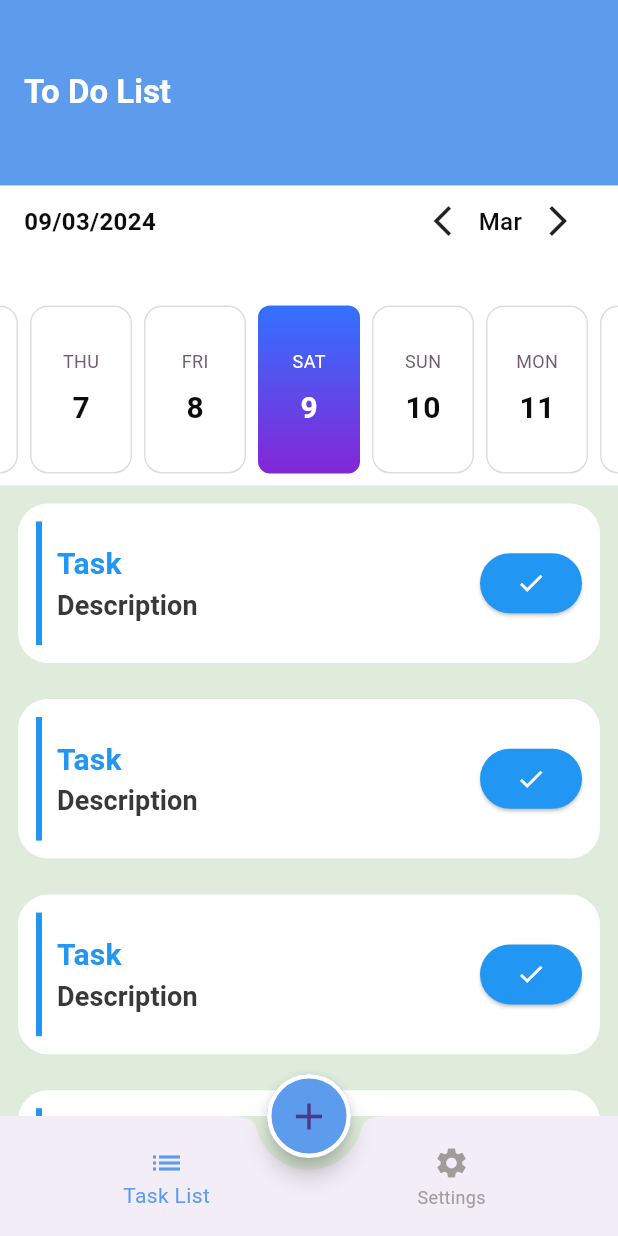
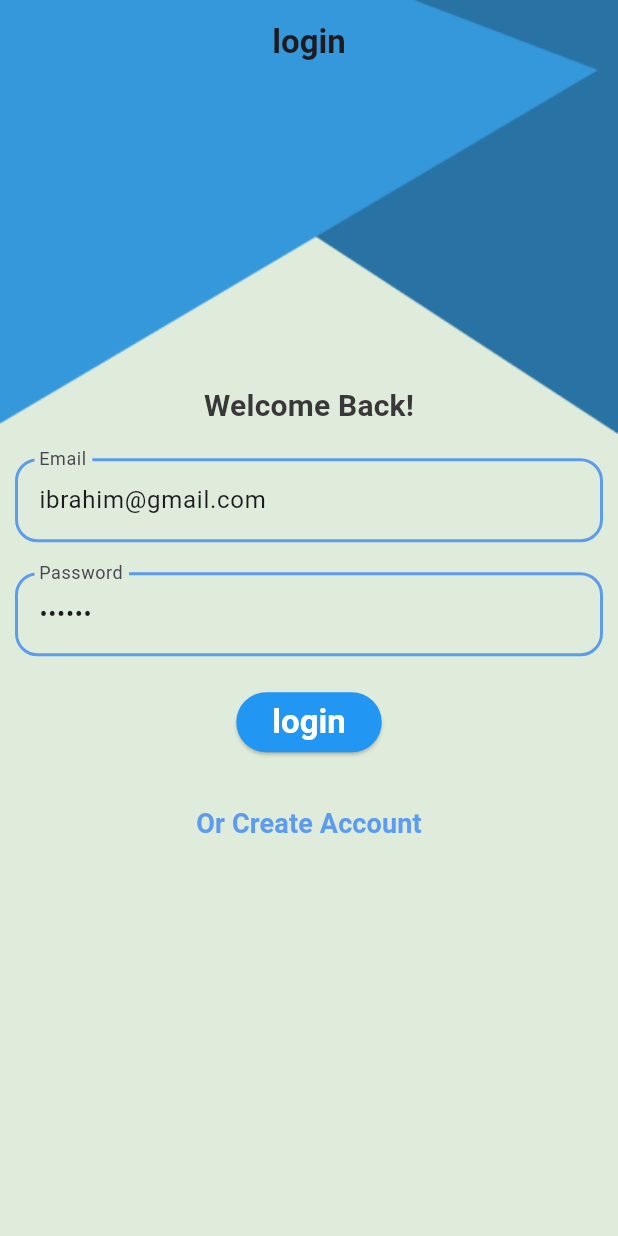
Before and after one commit to ibrahim12rageh/to-do, a Flutter app: the screen it shows after launch, on a phone screen of 412 x 824 dp. Run offline on Flutter 3.47's test engine with Material 3 defaults, Android fonts, the phone set to English and light mode, and no system bars; drawn by our look-alikes of easy_date_timeline, flutter_slidable; our stand-ins replace cloud_firestore, firebase_auth, firebase_core; accounts and stored records are empty; generated files the repository leaves out were written again.

Commit message:
to do app and auth

```diff
--- /dev/null
+++ b/lib/auth/custom_text_form.dart
@@ -0,0 +1,60 @@
+import 'package:flutter/material.dart';
+import 'package:to_do/my_theme.dart';
+typedef MyValidator = String? Function(String?)?;
+class CustomTextForm extends StatelessWidget {
+  String label ;
+  TextInputType keyboardType ;
+  TextEditingController controller ;
+  MyValidator validator;
+  bool obSecureText ;
+  CustomTextForm({
+    required this.label,
+    required this.validator,
+    required this.controller,
+    this.keyboardType = TextInputType.text,
+    this.obSecureText = false ,
+  });
+  @override
+  Widget build(BuildContext context) {
+    return Padding(
+      padding: const EdgeInsets.all(10.0),
+      child: TextFormField(
+        decoration: InputDecoration(
+            labelText: label,
+          enabledBorder: OutlineInputBorder(
+            borderRadius: BorderRadius.circular(15),
+            borderSide: BorderSide(
+              color: MyTheme.primaryColor,
+              width: 2
+            )
+          ),
+          focusedBorder: OutlineInputBorder(
+              borderRadius: BorderRadius.circular(15),
+              borderSide: BorderSide(
+                  color: MyTheme.primaryColor,
+                  width: 2
+              )
+          ),
+          errorBorder: OutlineInputBorder(
+              borderRadius: BorderRadius.circular(15),
+              borderSide: BorderSide(
+                  color: MyTheme.redColor,
+                  width: 2
+              )
+          ),
+          focusedErrorBorder: OutlineInputBorder(
+              borderRadius: BorderRadius.circular(15),
+              borderSide: BorderSide(
+                  color: MyTheme.primaryColor,
+                  width: 2
+              )
+          ),
+        ),
+        keyboardType: keyboardType,
+        controller: controller,
+        validator: validator,
+        obscureText: obSecureText,
+      ),
+    );
+  }
+}
--- /dev/null
+++ b/lib/auth/login/login_screen.dart
@@ -0,0 +1,168 @@
+import 'package:firebase_auth/firebase_auth.dart';
+import 'package:flutter/material.dart';
+import 'package:to_do/auth/custom_text_form.dart';
+import 'package:to_do/auth/register/register_screen.dart';
+import 'package:to_do/dialog_utils.dart';
+import 'package:to_do/home/home_screen.dart';
+import 'package:to_do/my_theme.dart';
+import 'package:flutter_gen/gen_l10n/app_localizations.dart';
+
+class LoginScreen extends StatefulWidget {
+  static const String routeName ='login screen' ;
+
+  @override
+  State<LoginScreen> createState() => _LoginScreenState();
+}
+
+class _LoginScreenState extends State<LoginScreen> {
+  TextEditingController emailController = TextEditingController(text: "ibrahim@gmail.com");
+
+  TextEditingController passwordController = TextEditingController(text: '123456');
+
+  var formKey = GlobalKey<FormState>();
+
+  @override
+  Widget build(BuildContext context) {
+    return Stack(
+      children: [
+        Container(
+          color: MyTheme.backgroundLightColor,
+          child: Image.asset('assets/images/main_background.png',
+          height: double.infinity,
+            width: double.infinity,
+            fit: BoxFit.fill,
+          ),
+        ),
+        Scaffold(
+          backgroundColor: Colors.transparent,
+          appBar: AppBar(
+            backgroundColor: Colors.transparent,
+            title: const Text('login'),
+            centerTitle: true,
+          ),
+          body: SingleChildScrollView(
+            child: Column(
+              children: [
+                Form(
+                    key: formKey,
+                    child: Column(
+                  children: [
+                    SizedBox(
+                      height: MediaQuery.of(context).size.height*0.23,
+                    ),
+                    Padding(
+                      padding: const EdgeInsets.all(10.0),
+                      child: Text('Welcome Back!',
+                      style: Theme.of(context).textTheme.titleMedium,
+                      ),
+                    ),
+                    CustomTextForm(
+                      label: AppLocalizations.of(context)!.email,
+                      keyboardType: TextInputType.emailAddress,
+                      controller: emailController,
+                      validator: (text){
+                        if(text == null || text.trim().isEmpty){
+                          return 'please enter your email';
+                        }
+                        bool emailValid =
+                        RegExp(r"^[a-zA-Z0-9.a-zA-Z0-9.!#$%&'*+-/=?^_`{|}~]+@[a-zA-Z0-9]+\.[a-zA-Z]+")
+                            .hasMatch(text); // compare the user will enter with regexp
+                        if(!emailValid){
+                          return 'please enter valid email';
+                        }
+                        return null;
+                      },
+                    ),
+                    CustomTextForm(
+                      label: AppLocalizations.of(context)!.password,
+                      keyboardType: TextInputType.number,
+                      obSecureText: true,
+                      controller: passwordController,
+                      validator: (text){
+                        if(text == null || text.trim().isEmpty){
+                          return 'please enter your password';
+                        }
+                        if(text.length < 6){
+                          return 'password should be at lease 8 number';
+                        }
+                        return null;
+                      },
+                    ),
+                    Padding(
+                      padding: const EdgeInsets.all(10),
+                      child: ElevatedButton(onPressed: (){
+                        login();
+                      }, child: Text('login',style: Theme.of(context).textTheme.titleLarge,),
+                        style: ElevatedButton.styleFrom(
+                            backgroundColor: Colors.blue
+                        ),
+                      ),
+                    ),
+                    Padding(
+                      padding: const EdgeInsets.all(10),
+                      child: TextButton(onPressed: (){
+                        Navigator.of(context).pushNamed(RegisterScreen.routeName);
+                      }, child: Text('Or Create Account',style: Theme.of(context).textTheme.titleSmall?.copyWith(color: MyTheme.primaryColor),)),
+                    ),
+                  ],
+                )
+                )
+              ],
+            ),
+          ),
+        )
+      ],
+    );
+  }
+
+  void login() async{
+    if(formKey.currentState?.validate()== true){
+      //login
+      // todo: show loading
+      DialogUtils.showLoading(
+          context:context,
+          message: 'loading...',
+          isDismissible: false
+      );
+      try {
+        final credential = await FirebaseAuth.instance.signInWithEmailAndPassword(
+            email: emailController.text,
+            password: passwordController.text
+        );
+        // todo: hide loading
+        DialogUtils.hideLoading(context);
+        // todo: show message
+        DialogUtils.showMessage(context: context, message: 'Login successfully',
+            title: 'success',posActionName: 'Ok',posAction: (){
+              Navigator.of(context).pushNamed(HomeScreen.routeName);
+            }
+        );
+        print('login successfully');
+        print(credential.user?.uid ?? '');
+      }
+      on FirebaseAuthException catch (e) {
+        if (e.code == 'invalid-credential') {
+          // todo: hide loading
+          DialogUtils.hideLoading(context);
+          // todo: show message
+          DialogUtils.showMessage(context: context, message: 'The supplied auth credential is incorrect, malformed or has expired.',
+            title: 'Error',posActionName: 'Ok',
+          );
+          print('The supplied auth credential is incorrect, malformed or has expired.');
+        }
+        // else if (e.code == 'wrong-password') {
+        //   print('Wrong password provided for that user.');
+        // }
+      }
+      catch(e){
+        // todo: hide loading
+        DialogUtils.hideLoading(context);
+        // todo: show message
+        DialogUtils.showMessage(context: context, message: '${e.toString()}',
+          title: 'Error',posActionName: 'Ok',
+        );
+        print(e.toString());
+      }
+    }
+  }
+}
--- a/lib/home/home_screen.dart
+++ b/lib/home/home_screen.dart
@@ -54,5 +54,4 @@ class _HomeScreenState extends State<HomeScreen> {
         builder: (context) => AddTaskBottomSheet()
     );
   }
-  // List<Widget> tabs =[TaskListTab(),SettingsTab()];
 }
--- a/lib/home/task_list/task_list_tab.dart
+++ b/lib/home/task_list/task_list_tab.dart
@@ -1,21 +1,36 @@
+import 'package:cloud_firestore/cloud_firestore.dart';
 import 'package:flutter/material.dart';
+import 'package:to_do/firebase_utils.dart';
 import 'package:to_do/home/task_list/task_list_item.dart';
 import 'package:to_do/my_theme.dart';
 import 'package:provider/provider.dart';
 import 'package:to_do/provider/app_config_provider.dart';
 import 'package:easy_date_timeline/easy_date_timeline.dart';
-class TaskListTab extends StatelessWidget {
+
+import '../../model/task.dart';
+class TaskListTab extends StatefulWidget {
+  @override
+  State<TaskListTab> createState() => _TaskListTabState();
+}
+
+class _TaskListTabState extends State<TaskListTab> {
+
   @override
   Widget build(BuildContext context) {
     var provider = Provider.of<AppConfigProvider>(context);
+    if(provider.taskList.isEmpty){
+      provider.getAllTasksFromFireStore();
+
+    }
     return Container(
       child: Column(
         children: [
           Container(
              color: MyTheme.whiteColor,
             child:EasyDateTimeLine(
-              initialDate: DateTime.now(),
+              initialDate: provider.selectedDate,
               onDateChange: (selectedDate) {
+                provider.changeSelectedDate(selectedDate);
                 //`selectedDate` the new date selected.
               },
               headerProps: const EasyHeaderProps(
@@ -43,14 +58,15 @@ class TaskListTab extends StatelessWidget {
           ),
           Expanded(
             child: ListView.builder(
-                itemBuilder: (context,int){
-                  return TaskListItem();
+                itemBuilder: (context,index){
+                  return TaskListItem(task: provider.taskList[index],);
                 },
-              itemCount: 30,
+              itemCount: provider.taskList.length,
                 ),
           )
         ],
       ),
     );
   }
+
 }
--- a/lib/l10n/app_ar.arb
+++ b/lib/l10n/app_ar.arb
@@ -17,5 +17,9 @@
 "dark" : "مظلم",
 "task" : "المهمه",
 "description" : "الوصف",
-"done" : "تمت!"
+"done" : "تمت!",
+"user_name" : "اسم المستخدم",
+"email" : "البريد الالكترونى",
+"password" : "كلمة المرور",
+"confirm_password" : "تاكيد كلمة المرور"
 }
--- a/lib/l10n/app_en.arb
+++ b/lib/l10n/app_en.arb
@@ -17,5 +17,9 @@
 "dark" : "dark",
 "task" : "Task",
 "description" : "Description",
-"done" : "Done!"
+"done" : "Done!",
+"user_name" : "User Name",
+"email" : "Email",
+"password" : "Password",
+"confirm_password" : "Confirm Password"
 }
--- a/lib/main.dart
+++ b/lib/main.dart
@@ -1,10 +1,19 @@
+import 'package:cloud_firestore/cloud_firestore.dart';
+import 'package:firebase_core/firebase_core.dart';
 import 'package:flutter/material.dart';
+import 'package:to_do/auth/login/login_screen.dart';
+import 'package:to_do/auth/register/register_screen.dart';
 import 'package:to_do/home/home_screen.dart';
 import 'package:to_do/my_theme.dart';
 import 'package:flutter_gen/gen_l10n/app_localizations.dart';
 import 'package:to_do/provider/app_config_provider.dart';
 import 'package:provider/provider.dart';
-void main(){
+void main() async{
+  WidgetsFlutterBinding.ensureInitialized();
+  await Firebase.initializeApp();
+  await FirebaseFirestore.instance.disableNetwork();
+  FirebaseFirestore.instance.settings =
+      Settings(cacheSizeBytes: Settings.CACHE_SIZE_UNLIMITED);
 runApp(ChangeNotifierProvider(
     create: (context) => AppConfigProvider(),
     child: (MyApp()))) ;
@@ -16,8 +25,10 @@ class MyApp extends StatelessWidget {
     var provider = Provider.of<AppConfigProvider>(context);
     return  MaterialApp(
       debugShowCheckedModeBanner: false,
-      initialRoute: HomeScreen.routeName,
+      initialRoute: LoginScreen.routeName,
       routes:{
+        RegisterScreen.routeName : (context) => RegisterScreen(),
+        LoginScreen.routeName : (context) => LoginScreen(),
         HomeScreen.routeName: (context) => HomeScreen(),
       } ,
       theme: MyTheme.lightMode,
--- /dev/null
+++ b/lib/model/task.dart
@@ -0,0 +1,39 @@
+class Task{
+  static const String collectionName ='tasks';
+
+  String? id ;
+  String? title ;
+  String? description ;
+  DateTime? dateTime ;
+  bool? isDone ;
+
+
+  Task({
+  this.id ='',
+  required this.title,
+  required this.description,
+  required this.dateTime,
+   this.isDone=false,
+});
+
+  /// json => object
+  Task.fromFireStore(Map<String,dynamic> data)://named constructor
+        this(
+    id: data['id'] as String?,
+    title: data['title'] as String?,
+    description: data['description'] as String?,
+    dateTime: DateTime.fromMillisecondsSinceEpoch(data['dateTime']),
+      isDone: data['isDone'] as bool?
+  );
+  /// object => json
+
+  Map<String,dynamic> toFireStore(){
+    return {
+      'id' : id ,
+      'title' : title ,
+      'description' : description ,
+      'dateTime' : dateTime?.millisecondsSinceEpoch ,//milliSecondSinceEpoch convert datetime to int to make operation om it
+      'isDone' : isDone
+    };
+  }
+}
```
Also changed, not shown: lib/auth/register/register_screen.dart (added, +197 -0 lines), lib/dialog_utils.dart (added, +72 -0 lines), lib/firebase_utils.dart (added, +39 -0 lines), lib/home/task_list/add_task_bottom_sheet.dart (+29 -3 lines), lib/home/task_list/task_list_item.dart (+13 -2 lines), lib/model/my_user.dart (added, +27 -0 lines), lib/provider/app_config_provider.dart (+37 -0 lines), pubspec.yaml (+6 -4 lines), assets/images/main_background.png (added), pubspec.lock, 6 other files.
